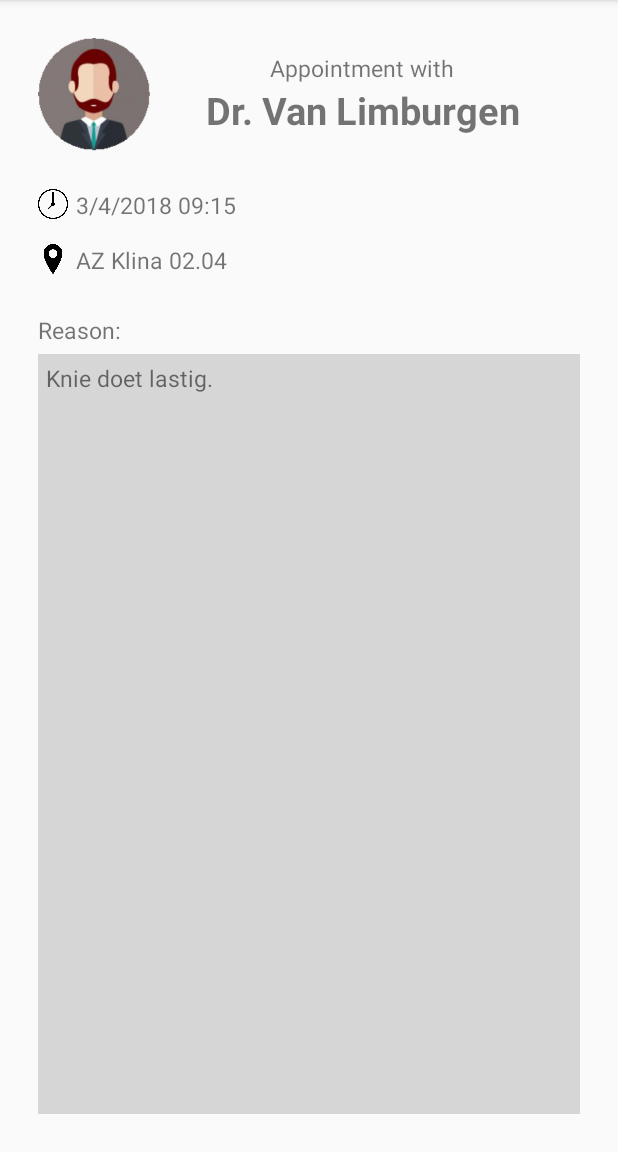
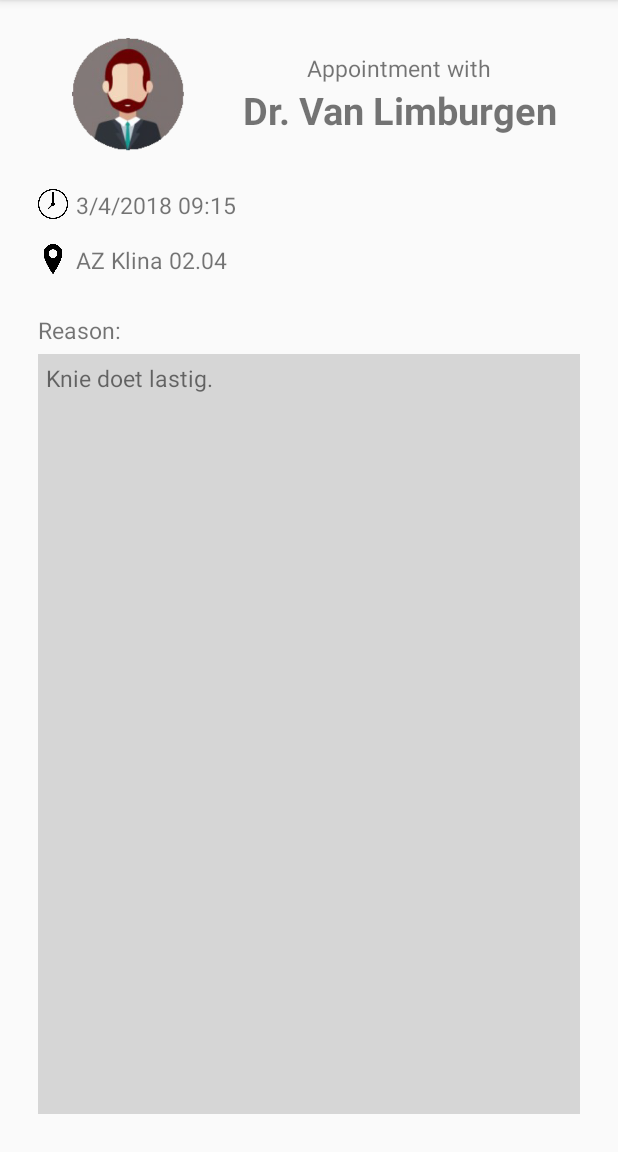
Before and after one commit to VermeylenBart/AfsprakenVermeylen, an Android app: the DetailActivity screen opened directly, with no data from a screen before it, on a phone screen of 412 x 824 dp, the part 84-1236 px from its top. Run offline under Robolectric (Android 15) with nearby library versions, the phone set to English and light mode, and no system bars.

Commit message:
Nothing special

```diff
--- a/app/src/main/res/layout/activity_detail.xml
+++ b/app/src/main/res/layout/activity_detail.xml
@@ -25,7 +25,7 @@
                 android:id="@+id/detailFace"
                 android:layout_width="75dp"
                 android:layout_height="75dp"
-                android:layout_gravity="center_vertical"
+                android:layout_gravity="center"
                 />
         </FrameLayout>
 
@@ -34,8 +34,7 @@
             android:layout_height="match_parent"
             android:orientation="vertical"
             android:gravity="center"
-            android:layout_weight="1"
-            android:layout_marginLeft="-50dp">
+            android:layout_weight="1">
 
             <TextView
                 android:layout_width="match_parent"
```
